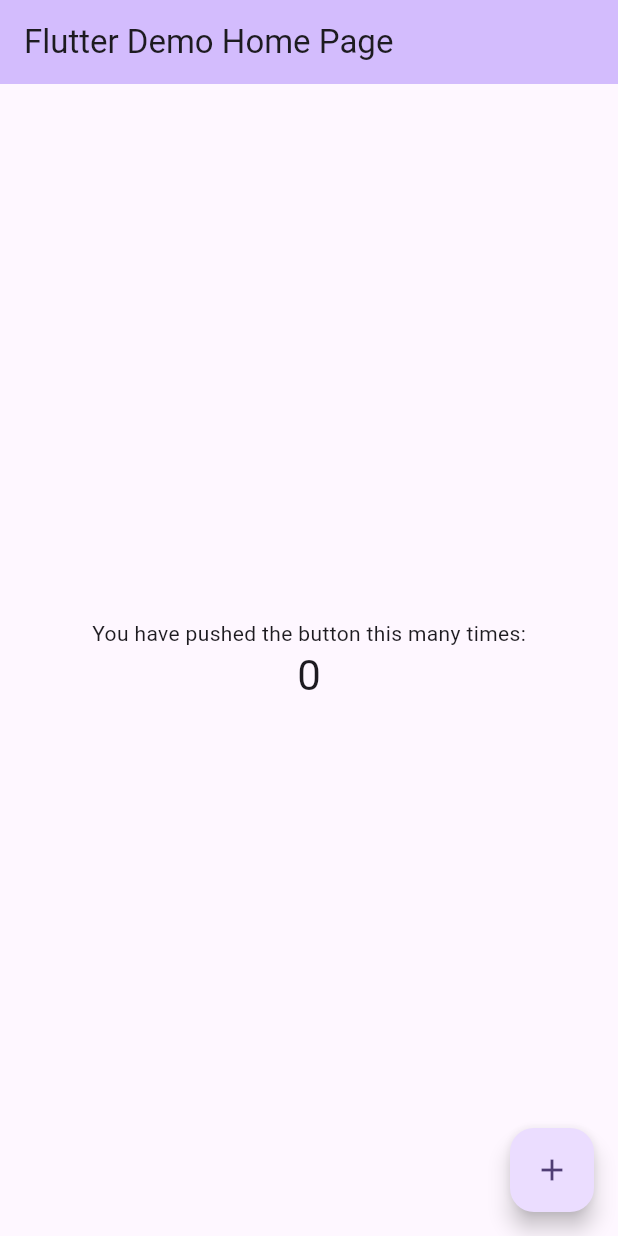
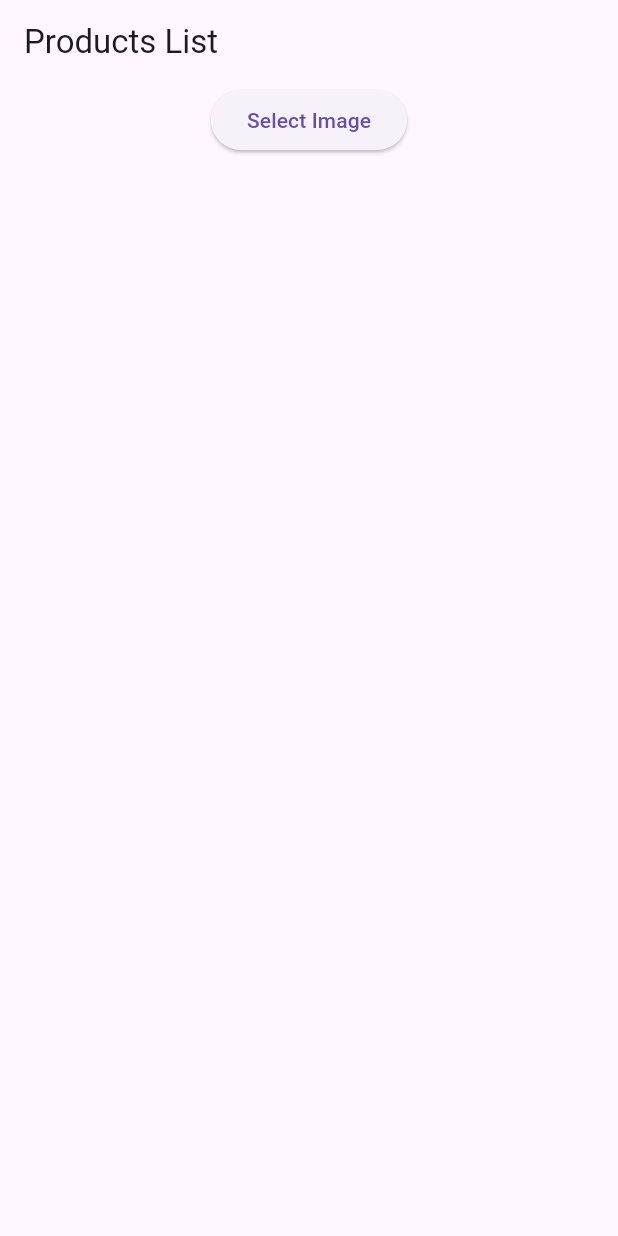
Before and after one commit to higorvaz/app_shopping_list_ocr, a Flutter app: the screen it shows after launch, on a phone screen of 412 x 824 dp. Run offline on Flutter 3.47's test engine with Material 3 defaults, Android fonts, the phone set to English and light mode, and no system bars; our stand-ins replace image_picker; missing offline and left inert: google_ml_kit, google_mlkit_text_recognition.

Commit message:
Change Firebase Vision to Google Machine Learning Kit

```diff
--- a/lib/main.dart
+++ b/lib/main.dart
@@ -1,125 +1,91 @@
+import 'dart:math';
 import 'package:flutter/material.dart';
+import 'dart:io';
+import 'package:image_picker/image_picker.dart';
+import 'package:google_ml_kit/google_ml_kit.dart';
+import 'package:google_mlkit_text_recognition/google_mlkit_text_recognition.dart';
 
-void main() {
-  runApp(const MyApp());
-}
+void main() => runApp(const MyApp());
 
 class MyApp extends StatelessWidget {
   const MyApp({super.key});
 
-  // This widget is the root of your application.
   @override
   Widget build(BuildContext context) {
-    return MaterialApp(
-      title: 'Flutter Demo',
-      theme: ThemeData(
-        // This is the theme of your application.
-        //
-        // TRY THIS: Try running your application with "flutter run". You'll see
-        // the application has a purple toolbar. Then, without quitting the app,
-        // try changing the seedColor in the colorScheme below to Colors.green
-        // and then invoke "hot reload" (save your changes or press the "hot
-        // reload" button in a Flutter-supported IDE, or press "r" if you used
-        // the command line to start the app).
-        //
-        // Notice that the counter didn't reset back to zero; the application
-        // state is not lost during the reload. To reset the state, use hot
-        // restart instead.
-        //
-        // This works for code too, not just values: Most code changes can be
-        // tested with just a hot reload.
-        colorScheme: ColorScheme.fromSeed(seedColor: Colors.deepPurple),
-        useMaterial3: true,
-      ),
-      home: const MyHomePage(title: 'Flutter Demo Home Page'),
+    return const MaterialApp(
+      home: ProductsListPage(),
     );
   }
 }
 
-class MyHomePage extends StatefulWidget {
-  const MyHomePage({super.key, required this.title});
-
-  // This widget is the home page of your application. It is stateful, meaning
-  // that it has a State object (defined below) that contains fields that affect
-  // how it looks.
-
-  // This class is the configuration for the state. It holds the values (in this
-  // case the title) provided by the parent (in this case the App widget) and
-  // used by the build method of the State. Fields in a Widget subclass are
-  // always marked "final".
-
-  final String title;
+class ProductsListPage extends StatefulWidget {
+  const ProductsListPage({super.key});
 
   @override
-  State<MyHomePage> createState() => _MyHomePageState();
+  _ProductsListPageState createState() => _ProductsListPageState();
 }
 
-class _MyHomePageState extends State<MyHomePage> {
-  int _counter = 0;
+class _ProductsListPageState extends State<ProductsListPage> {
+  // ignore: unused_field
+  late File _image;
+  List<String> products = [];
 
-  void _incrementCounter() {
-    setState(() {
-      // This call to setState tells the Flutter framework that something has
-      // changed in this State, which causes it to rerun the build method below
-      // so that the display can reflect the updated values. If we changed
-      // _counter without calling setState(), then the build method would not be
-      // called again, and so nothing would appear to happen.
-      _counter++;
-    });
+  late final InputImage inputImage;
+  final textRecognizer = TextRecognizer(script: TextRecognitionScript.latin);
+
+  Future<void> _getImageAndRecognizeText(ImageSource source) async {
+    final RecognizedText recognizedText =
+        await textRecognizer.processImage(inputImage);
+
+    String text = recognizedText.text;
+    for (TextBlock block in recognizedText.blocks) {
+      final Rect rect = block.boundingBox;
+      final List<Point<int>> cornerPoints = block.cornerPoints;
+      final String text = block.text;
+      final List<String> languages = block.recognizedLanguages;
+
+      for (TextLine line in block.lines) {
+        // Same getters as TextBlock
+        for (TextElement element in line.elements) {
+          // Same getters as TextBlock
+        }
+      }
+      textRecognizer.close();
+    }
+
+    // final pickedImage = await ImagePicker().pickImage(source: source);
+    // if (pickedImage != null) {
+    //   final image = GoogleMlKit.fromFile(File(pickedImage.path));
+    //   final textRecognizer = GoogleMlKit.vision.textRecognizer();
+    //   final visionText = await textRecognizer.processImage(image as InputImage);
+    //   String? extractedText = visionText.text;
+    //   setState(() {
+    //     products.add(extractedText);
+    //   });
+    //   textRecognizer.close();
+    // }
   }
 
   @override
   Widget build(BuildContext context) {
-    // This method is rerun every time setState is called, for instance as done
-    // by the _incrementCounter method above.
-    //
-    // The Flutter framework has been optimized to make rerunning build methods
-    // fast, so that you can just rebuild anything that needs updating rather
-    // than having to individually change instances of widgets.
     return Scaffold(
-      appBar: AppBar(
-        // TRY THIS: Try changing the color here to a specific color (to
-        // Colors.amber, perhaps?) and trigger a hot reload to see the AppBar
-        // change color while the other colors stay the same.
-        backgroundColor: Theme.of(context).colorScheme.inversePrimary,
-        // Here we take the value from the MyHomePage object that was created by
-        // the App.build method, and use it to set our appbar title.
-        title: Text(widget.title),
+      appBar: AppBar(title: const Text('Products List')),
+      body: Column(
+        children: [
+          ElevatedButton(
+            onPressed: () => _getImageAndRecognizeText(ImageSource.gallery),
+            child: const Text('Select Image'),
+          ),
+          Expanded(
+            child: ListView.builder(
+              itemCount: products.length,
+              itemBuilder: (context, index) => ListTile(
+                title: Text(products[index]),
+              ),
+            ),
+          ),
+        ],
       ),
-      body: Center(
-        // Center is a layout widget. It takes a single child and positions it
-        // in the middle of the parent.
-        child: Column(
-          // Column is also a layout widget. It takes a list of children and
-          // arranges them vertically. By default, it sizes itself to fit its
-          // children horizontally, and tries to be as tall as its parent.
-          //
-          // Column has various properties to control how it sizes itself and
-          // how it positions its children. Here we use mainAxisAlignment to
-          // center the children vertically; the main axis here is the vertical
-          // axis because Columns are vertical (the cross axis would be
-          // horizontal).
-          //
-          // TRY THIS: Invoke "debug painting" (choose the "Toggle Debug Paint"
-          // action in the IDE, or press "p" in the console), to see the
-          // wireframe for each widget.
-          mainAxisAlignment: MainAxisAlignment.center,
-          children: <Widget>[
-            const Text(
-              'You have pushed the button this many times:',
-            ),
-            Text(
-              '$_counter',
-              style: Theme.of(context).textTheme.headlineMedium,
-            ),
-          ],
-        ),
-      ),
-      floatingActionButton: FloatingActionButton(
-        onPressed: _incrementCounter,
-        tooltip: 'Increment',
-        child: const Icon(Icons.add),
-      ), // This trailing comma makes auto-formatting nicer for build methods.
     );
   }
 }
--- a/pubspec.yaml
+++ b/pubspec.yaml
@@ -35,6 +35,10 @@ dependencies:
   # The following adds the Cupertino Icons font to your application.
   # Use with the CupertinoIcons class for iOS style icons.
   cupertino_icons: ^1.0.2
+  image_picker: ^1.0.2
+  google_ml_kit: ^0.16.2
+  camera: ^0.10.5+3
+  google_mlkit_text_recognition: ^0.10.0
 
 dev_dependencies:
   flutter_test:
```
Also changed, not shown: pubspec.lock, 6 other files.
